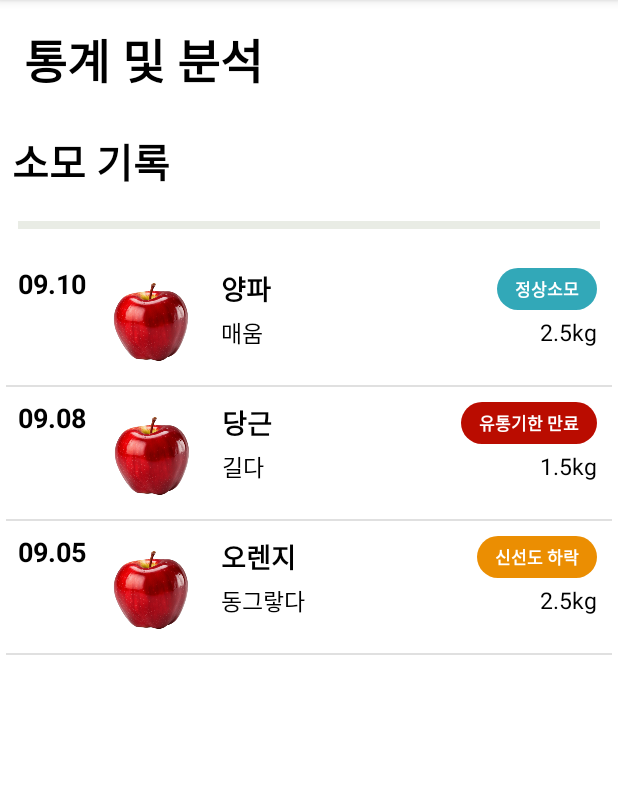
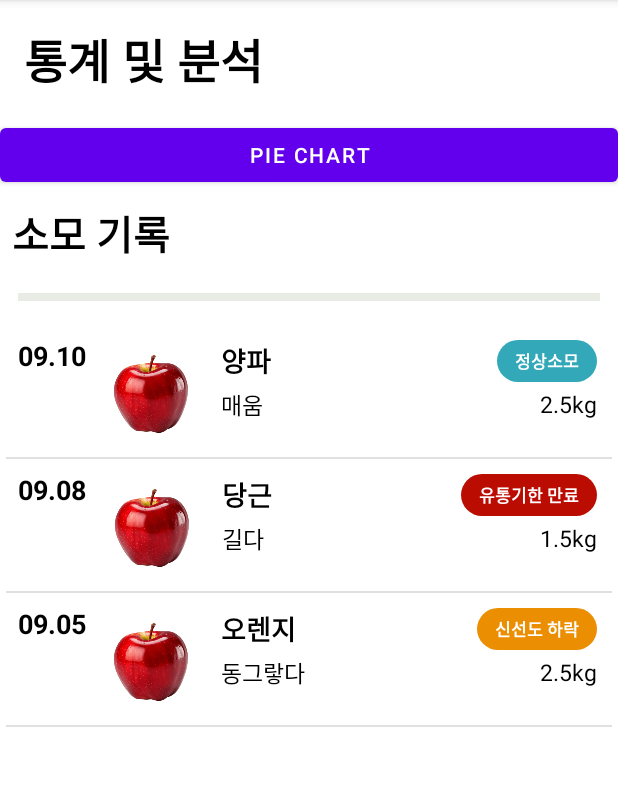
Before and after one commit to CD1-2024-2/FoodFresh-client, an Android app: the ConsumptionLogActivity screen opened directly, with no data from a screen before it, on a phone screen of 412 x 824 dp, the part 84-870 px from its top. Run offline under Robolectric (Android 15) with nearby library versions, the phone set to English and light mode, and no system bars.

Commit message:
Feat: pie chart activity

```diff
--- a/app/build.gradle
+++ b/app/build.gradle
@@ -45,4 +45,7 @@ dependencies {
     testImplementation 'junit:junit:4.13.2'
     androidTestImplementation 'androidx.test.ext:junit:1.1.5'
     androidTestImplementation 'androidx.test.espresso:espresso-core:3.5.1'
+
+    //도표 라이브러리
+    implementation 'com.github.PhilJay:MPAndroidChart:v3.1.0'
 }
--- a/app/src/main/AndroidManifest.xml
+++ b/app/src/main/AndroidManifest.xml
@@ -22,6 +22,9 @@
             android:exported="false" />
         <activity
             android:name=".ConsumptionLogActivity"
+            android:exported="false" />
+        <activity
+            android:name=".PieChartActivity"
             android:exported="false" />
         <activity
             android:name=".PopupMemberActivity"
--- a/app/src/main/java/com/example/foodfresh/ConsumptionListAdapter.java
+++ b/app/src/main/java/com/example/foodfresh/ConsumptionListAdapter.java
@@ -65,7 +65,7 @@ public class ConsumptionListAdapter extends BaseAdapter {
         tag_tv.setText(ConsumptionListItem.tags[item.getTag()]);
 
         GradientDrawable background = (GradientDrawable) ContextCompat.getDrawable(context, R.drawable.rounded_background);
-        background.setColor(ConsumptionListItem.colors[item.getTag()]);
+        background.setColor(ConsumptionListItem.tag_colors[item.getTag()]);
         tag_tv.setBackground(background);
 
         amount_tv.setText(item.getAmount());
--- a/app/src/main/java/com/example/foodfresh/ConsumptionListItem.java
+++ b/app/src/main/java/com/example/foodfresh/ConsumptionListItem.java
@@ -12,11 +12,18 @@ public class ConsumptionListItem {
             "기타"
     };
 
-    static int[] colors = {
+    static int[] tag_colors = {
             0xff32a8b8,
             0xffba0c00,
             0xffeb8e02,
             0xff02b302
+    };
+
+    static int[] pie_chart_colors = {
+            0xff03fcf4,
+            0xffff4056,
+            0xffffaf40,
+            0xff53ff40
     };
 
     private String id;
--- a/app/src/main/java/com/example/foodfresh/ConsumptionLogActivity.java
+++ b/app/src/main/java/com/example/foodfresh/ConsumptionLogActivity.java
@@ -1,11 +1,13 @@
 package com.example.foodfresh;
 
+import android.content.Intent;
 import android.os.Build;
 import android.os.Bundle;
+import android.view.View;
+import android.widget.Button;
 import android.widget.ListView;
 
 import androidx.appcompat.app.AppCompatActivity;
-
 import java.time.LocalDate;
 
 public class ConsumptionLogActivity extends AppCompatActivity {
@@ -13,7 +15,6 @@ public class ConsumptionLogActivity extends AppCompatActivity {
     protected void onCreate(Bundle savedInstanceState) {
         super.onCreate(savedInstanceState);
         setContentView(R.layout.activity_consumption_log);
-
         ListView lv = findViewById(R.id.consumption_listview);
 
         ConsumptionListAdapter adapter = new ConsumptionListAdapter();
@@ -25,5 +26,12 @@ public class ConsumptionLogActivity extends AppCompatActivity {
         }
         lv.setAdapter(adapter);
 
+        Button button = findViewById(R.id.goto_piechart_button);
+        button.setOnClickListener(new View.OnClickListener() {
+            @Override
+            public void onClick(View view) {
+                startActivity(new Intent(ConsumptionLogActivity.this, PieChartActivity.class));
+            }
+        });
     }
 }
--- a/app/src/main/res/layout/activity_consumption_log.xml
+++ b/app/src/main/res/layout/activity_consumption_log.xml
@@ -15,6 +15,11 @@
         android:textColor="@color/black"
         android:layout_width="match_parent"
         android:layout_height="wrap_content" />
+    <Button
+        android:id="@+id/goto_piechart_button"
+        android:layout_width="match_parent"
+        android:layout_height="wrap_content"
+        android:text="pie chart" />
     <TextView
         android:layout_margin="8dp"
         android:text="소모 기록"
--- a/settings.gradle
+++ b/settings.gradle
@@ -3,6 +3,7 @@ pluginManagement {
         google()
         mavenCentral()
         gradlePluginPortal()
+        maven { url 'https://jitpack.io' }
     }
 }
 dependencyResolutionManagement {
@@ -10,6 +11,7 @@ dependencyResolutionManagement {
     repositories {
         google()
         mavenCentral()
+        maven { url 'https://jitpack.io' }
     }
 }
 rootProject.name = "FoodFresh"
```
Also changed, not shown: app/src/main/java/com/example/foodfresh/PieChartActivity.java (added, +94 -0 lines), app/src/main/res/layout/activity_piechart.xml (added, +28 -0 lines).
